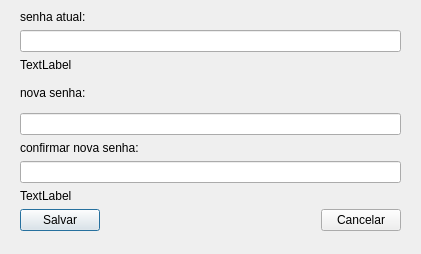
Old version of the form TrabalhoFinalQT/alterarsenha.ui in the repository arianeam/prog.OOC-.
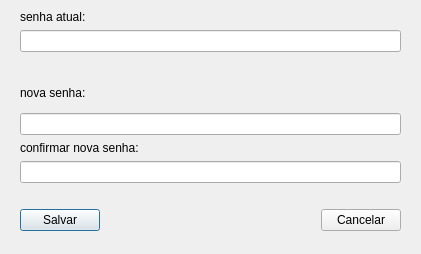
New version of the form.

Patch:
```diff
--- a/TrabalhoFinalQT/alterarsenha.ui
+++ b/TrabalhoFinalQT/alterarsenha.ui
@@ -13,7 +13,7 @@
   <property name="windowTitle">
    <string>Dialog</string>
   </property>
-  <widget class="QWidget" name="">
+  <widget class="QWidget" name="layoutWidget">
    <property name="geometry">
     <rect>
      <x>20</x>
@@ -40,7 +40,7 @@
         <item>
          <widget class="QLabel" name="avisolabel">
           <property name="text">
-           <string>TextLabel</string>
+           <string/>
           </property>
          </widget>
         </item>
@@ -75,7 +75,7 @@
         <item>
          <widget class="QLabel" name="avisolabel_2">
           <property name="text">
-           <string>TextLabel</string>
+           <string/>
           </property>
          </widget>
         </item>
```
Left out of the diff: 18 changed lines with no effect on the pictures.
